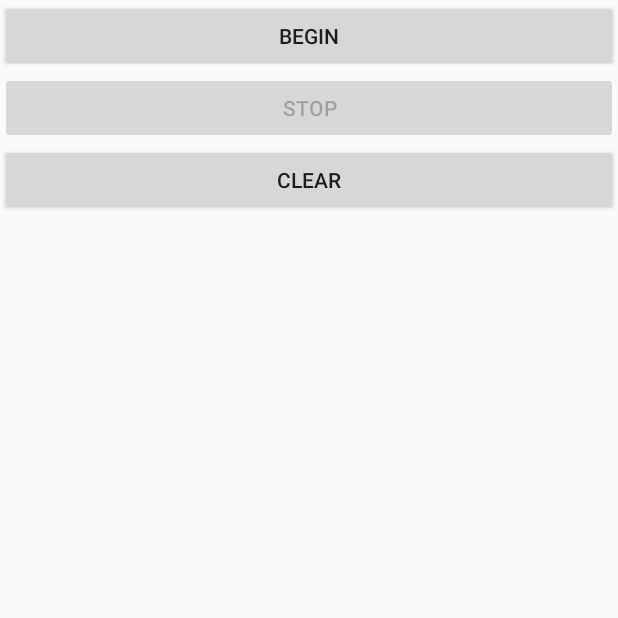
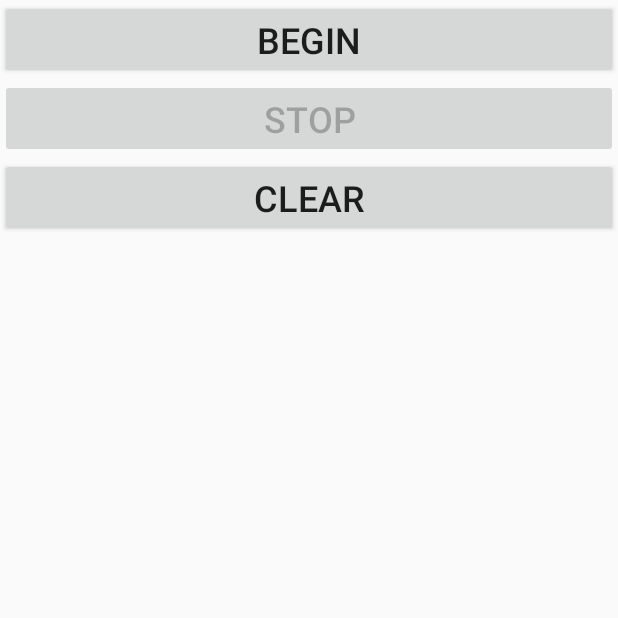
Before and after one commit to dGenov95/EMG-Reader-Usb-App, an Android app: the screen it shows after launch (MainActivity), on a phone screen of 412 x 824 dp, the top half of it. Run offline under Robolectric (Android 15) with nearby library versions, the light colour scheme and no system bars.

Commit message:
Added a welcome screen with a sample logo

```diff
--- a/app/src/main/AndroidManifest.xml
+++ b/app/src/main/AndroidManifest.xml
@@ -11,17 +11,22 @@
         android:roundIcon="@mipmap/ic_launcher_round"
         android:supportsRtl="true"
         android:theme="@style/AppTheme">
-        <activity android:name=".MainActivity">
+
+        <activity android:name=".WelcomeActivity" android:theme="@style/WelcomeTheme">
             <intent-filter>
                 <action android:name="android.intent.action.MAIN" />
 
                 <category android:name="android.intent.category.LAUNCHER" />
             </intent-filter>
+        </activity>
+
+        <activity android:name=".MainActivity">
             <intent-filter>
                 <action android:name="android.hardware.usb.action.USB_DEVICE_ATTACHED"/>
             </intent-filter>
             <meta-data android:name="android.hardware.usb.action.USB_DEVICE_ATTACHED" android:resource="@xml/device_filter" />
         </activity>
+
     </application>
 
 </manifest>
--- a/app/src/main/java/com/example/qnb14161/usbtestapp/MainActivity.java
+++ b/app/src/main/java/com/example/qnb14161/usbtestapp/MainActivity.java
@@ -157,7 +157,7 @@ public class MainActivity extends Activity implements View.OnClickListener{
     private void stopConnection(){
         setUiEnabled(false);
         mSerialPort.close();
-        appendText(mInfoTxt,"\nSerial Connection Closed! \n");
+        mInfoTxt.setText("Serial Connection Closed!");
     }
 
     private void clearDataText(){
--- /dev/null
+++ b/app/src/main/java/com/example/qnb14161/usbtestapp/WelcomeActivity.java
@@ -0,0 +1,23 @@
+package com.example.qnb14161.usbtestapp;
+
+import android.app.Activity;
+import android.content.Intent;
+import android.os.Bundle;
+import android.os.SystemClock;
+
+/**
+ * Created by qnb14161 on 25/01/2018.
+ */
+
+public class WelcomeActivity extends Activity {
+
+    @Override
+    protected void onCreate(Bundle savedInstanceState) {
+        super.onCreate(savedInstanceState);
+        Intent intent = new Intent(this,MainActivity.class);
+        startActivity(intent);
+        SystemClock.sleep(1000);
+        finish();
+
+    }
+}
--- /dev/null
+++ b/app/src/main/res/drawable/background.xml
@@ -0,0 +1,8 @@
+<?xml version="1.0" encoding="utf-8"?>
+<layer-list xmlns:android="http://schemas.android.com/apk/res/android">
+    <item android:drawable="@android:color/background_light"/>
+    <item>
+        <bitmap android:src="@drawable/logo"
+            android:gravity="center"/>
+    </item>
+</layer-list>
--- a/app/src/main/res/layout/activity_main.xml
+++ b/app/src/main/res/layout/activity_main.xml
@@ -10,15 +10,16 @@
         android:id="@+id/beginBtn"
         android:layout_width="match_parent"
         android:layout_height="wrap_content"
+        android:layout_alignParentLeft="true"
+        android:layout_alignParentStart="true"
+        android:layout_alignParentTop="true"
         android:text="@string/begin"
-        android:layout_alignParentTop="true"
-        android:layout_alignParentLeft="true"
-        android:layout_alignParentStart="true" />
+        android:textSize="24sp" />
 
     <TextView
         android:id="@+id/infoTxt"
         android:layout_width="match_parent"
-        android:layout_height="50dp"
+        android:layout_height="80dp"
         android:layout_alignParentLeft="true"
         android:layout_alignParentStart="true"
         android:layout_below="@+id/clearBtn"
@@ -32,10 +33,11 @@
         android:id="@+id/stopBtn"
         android:layout_width="match_parent"
         android:layout_height="wrap_content"
+        android:layout_alignParentLeft="true"
+        android:layout_alignParentStart="true"
+        android:layout_below="@+id/beginBtn"
         android:text="@string/stop"
-        android:layout_below="@+id/beginBtn"
-        android:layout_alignParentLeft="true"
-        android:layout_alignParentStart="true" />
+        android:textSize="24sp" />
 
     <Button
         android:id="@+id/clearBtn"
@@ -44,7 +46,8 @@
         android:layout_alignParentLeft="true"
         android:layout_alignParentStart="true"
         android:layout_below="@+id/stopBtn"
-        android:text="@string/clear" />
+        android:text="@string/clear"
+        android:textSize="24sp" />
 
     <TextView
         android:id="@+id/dataTxt"
--- a/app/src/main/res/values/strings.xml
+++ b/app/src/main/res/values/strings.xml
@@ -3,4 +3,5 @@
     <string name="begin">Begin</string>
     <string name="stop">Stop</string>
     <string name="clear">Clear</string>
+    <string name="welcome">Welcome</string>
 </resources>
--- a/app/src/main/res/values/styles.xml
+++ b/app/src/main/res/values/styles.xml
@@ -8,4 +8,8 @@
         <item name="colorAccent">@color/colorAccent</item>
     </style>
 
+    <style name="WelcomeTheme" parent="Theme.AppCompat.NoActionBar">
+        <item name="android:windowBackground">@drawable/background</item>
+    </style>
+
 </resources>
```
Also changed, not shown: app/src/main/res/drawable/logo.png (added).
